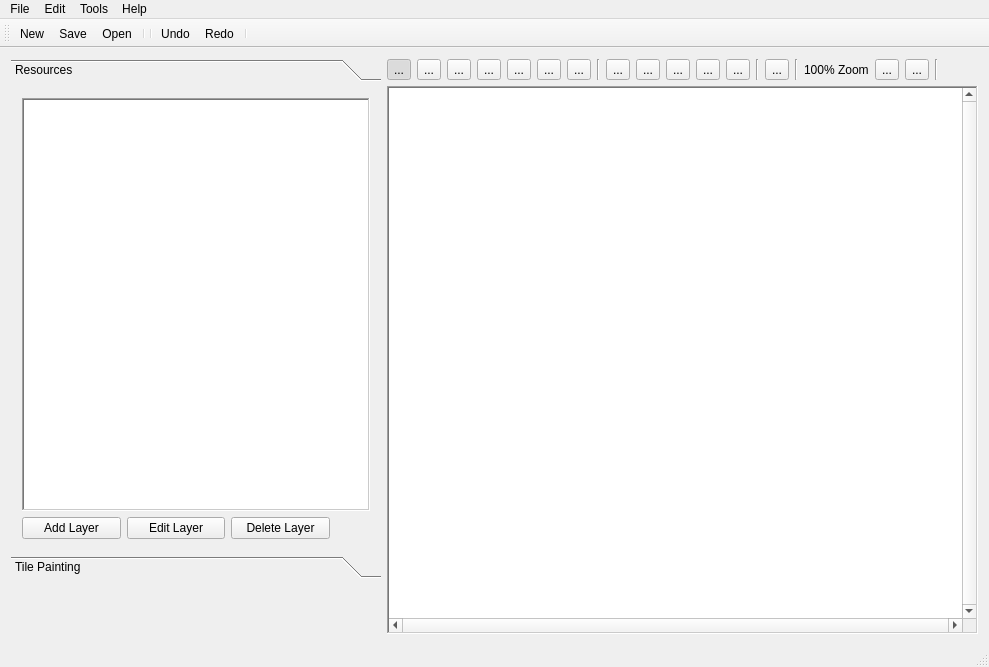
The window that MainWindow.ui (Preece/TGL) describes before a commit, drawn with Qt 5.
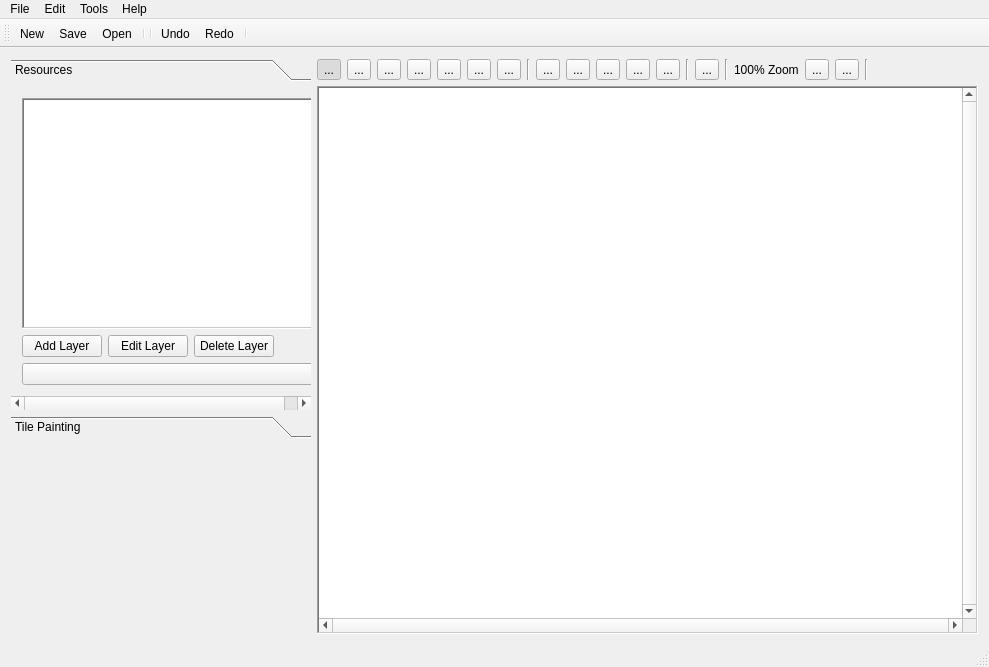
The same window after the commit. The open tabs and pages were chosen to show the change. Icons and pictures are not drawn. Custom widgets are drawn as their Qt base class.

Commit message: Removing the tile selector from the resource tab in preperation of removing the resource tab

```diff
--- a/MainWindow.ui
+++ b/MainWindow.ui
@@ -27,10 +27,22 @@
     <item>
      <layout class="QVBoxLayout" name="verticalLayout_2">
       <property name="sizeConstraint">
-       <enum>QLayout::SetMinimumSize</enum>
+       <enum>QLayout::SetDefaultConstraint</enum>
       </property>
       <item>
        <widget class="QToolBox" name="toolBox">
+        <property name="sizePolicy">
+         <sizepolicy hsizetype="Preferred" vsizetype="Preferred">
+          <horstretch>1</horstretch>
+          <verstretch>2</verstretch>
+         </sizepolicy>
+        </property>
+        <property name="maximumSize">
+         <size>
+          <width>300</width>
+          <height>16777215</height>
+         </size>
+        </property>
         <property name="currentIndex">
          <number>1</number>
         </property>
@@ -39,8 +51,8 @@
           <rect>
            <x>0</x>
            <y>0</y>
-           <width>382</width>
-           <height>462</height>
+           <width>320</width>
+           <height>306</height>
           </rect>
          </property>
          <attribute name="label">
@@ -50,14 +62,14 @@
           <item>
            <widget class="ResourceView" name="resourceView">
             <property name="sizePolicy">
-             <sizepolicy hsizetype="Minimum" vsizetype="Expanding">
+             <sizepolicy hsizetype="Preferred" vsizetype="Preferred">
               <horstretch>0</horstretch>
               <verstretch>0</verstretch>
              </sizepolicy>
             </property>
             <property name="minimumSize">
              <size>
-              <width>150</width>
+              <width>0</width>
               <height>0</height>
              </size>
             </property>
@@ -97,11 +109,14 @@
           </item>
           <item>
            <layout class="QHBoxLayout" name="horizontalLayout_2">
-            <property name="sizeConstraint">
-             <enum>QLayout::SetMinimumSize</enum>
-            </property>
             <item>
              <widget class="QPushButton" name="addLayerButton">
+              <property name="sizePolicy">
+               <sizepolicy hsizetype="Preferred" vsizetype="Fixed">
+                <horstretch>0</horstretch>
+                <verstretch>0</verstretch>
+               </sizepolicy>
+              </property>
               <property name="text">
                <string>Add Layer</string>
               </property>
@@ -113,6 +128,12 @@
             </item>
             <item>
              <widget class="QPushButton" name="editLayerButton">
+              <property name="sizePolicy">
+               <sizepolicy hsizetype="Preferred" vsizetype="Fixed">
+                <horstretch>0</horstretch>
+                <verstretch>0</verstretch>
+               </sizepolicy>
+              </property>
               <property name="text">
                <string>Edit Layer</string>
               </property>
@@ -124,6 +145,12 @@
             </item>
             <item>
              <widget class="QPushButton" name="deleteLayerButton">
+              <property name="sizePolicy">
+               <sizepolicy hsizetype="Preferred" vsizetype="Fixed">
+                <horstretch>0</horstretch>
+                <verstretch>0</verstretch>
+               </sizepolicy>
+              </property>
               <property name="text">
                <string>Delete Layer</string>
               </property>
@@ -151,6 +178,17 @@
             </item>
            </layout>
           </item>
+          <item>
+           <widget class="QPushButton" name="selectTilesetButton">
+            <property name="text">
+             <string/>
+            </property>
+            <property name="icon">
+             <iconset resource="Icons.qrc">
+              <normaloff>:/Icons/Icons/new.png</normaloff>:/Icons/Icons/new.png</iconset>
+            </property>
+           </widget>
+          </item>
          </layout>
         </widget>
         <widget class="QWidget" name="page_2">
@@ -242,8 +280,8 @@
        <widget class="PropertyBrowser" name="propertyBrowser" native="true">
         <property name="sizePolicy">
          <sizepolicy hsizetype="Preferred" vsizetype="Preferred">
-          <horstretch>0</horstretch>
-          <verstretch>0</verstretch>
+          <horstretch>1</horstretch>
+          <verstretch>1</verstretch>
          </sizepolicy>
         </property>
         <property name="minimumSize">
@@ -252,6 +290,12 @@
           <height>50</height>
          </size>
         </property>
+        <property name="maximumSize">
+         <size>
+          <width>300</width>
+          <height>16777215</height>
+         </size>
+        </property>
        </widget>
       </item>
      </layout>
@@ -593,6 +637,12 @@
       </item>
       <item>
        <widget class="QGraphicsView" name="levelView">
+        <property name="sizePolicy">
+         <sizepolicy hsizetype="Expanding" vsizetype="Expanding">
+          <horstretch>3</horstretch>
+          <verstretch>0</verstretch>
+         </sizepolicy>
+        </property>
         <property name="frameShape">
          <enum>QFrame::WinPanel</enum>
         </property>
```
Left out of the diff: 20 changed lines with no effect on the pictures. The commit also changes 7 other files.
